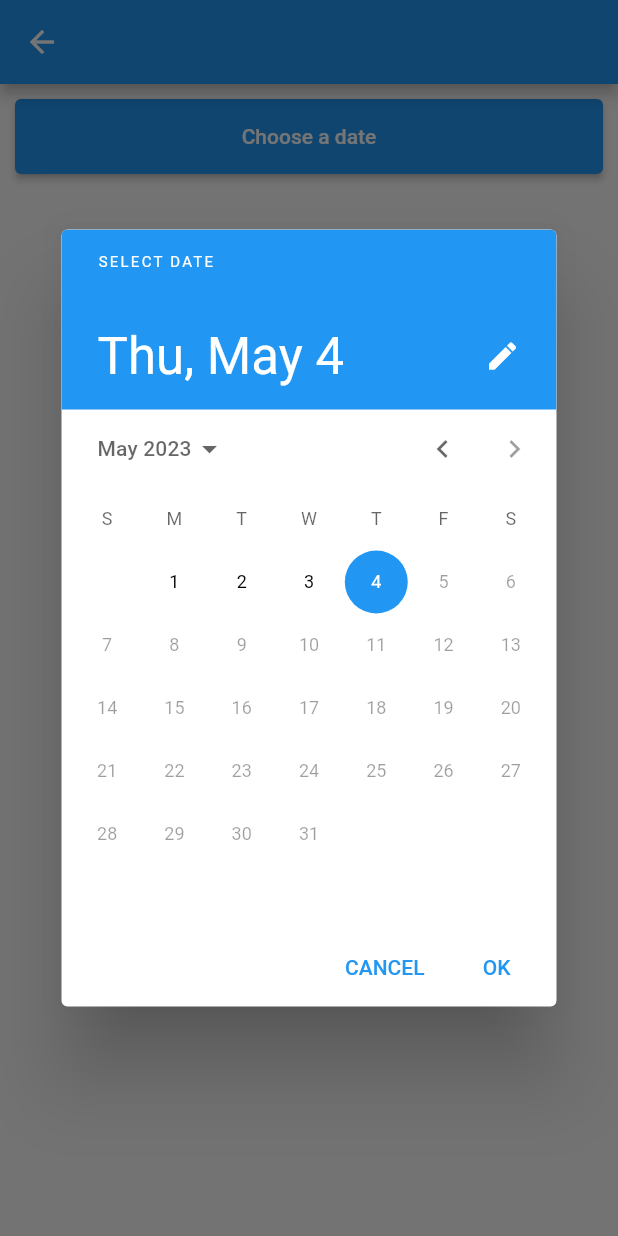
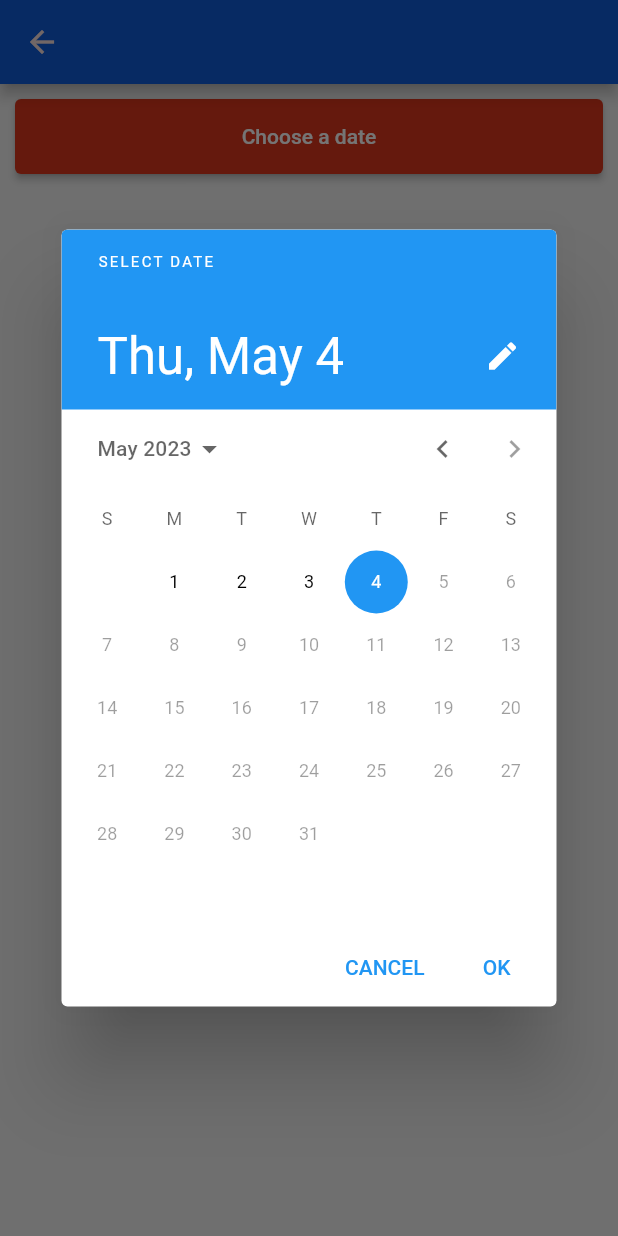
Before and after one commit to Althierfson/astronomy_picture, a Flutter app: the ApodDatePage screen opened by its route, after a tap on "Choose a date", on a phone screen of 412 x 824 dp. Run offline on Flutter 3.47's test engine with Material 2 defaults, Android fonts, the phone set to English and light mode, and no system bars; our stand-ins replace dartz, equatable, flutter_local_notifications, flutter_native_timezone, get_it, internet_connection_checker and 3 more; missing offline and left inert: vimeo_video_player; network calls fail.

Commit message:
add theme e nasa colors

```diff
--- a/lib/main.dart
+++ b/lib/main.dart
@@ -1,6 +1,7 @@
 import 'package:astronomy_picture/container_injection.dart';
 import 'package:astronomy_picture/core/util/notifications.dart';
 import 'package:astronomy_picture/route_generato.dart';
+import 'package:astronomy_picture/theme.dart';
 import 'package:flutter/material.dart';
 import 'package:flutter_native_timezone/flutter_native_timezone.dart';
 import 'package:timezone/data/latest.dart' as tz;
@@ -22,6 +23,7 @@ class AstronomyPicture extends StatelessWidget {
       title: 'Astronomy Picture',
       debugShowCheckedModeBanner: false,
       onGenerateRoute: getIt<RouteGenerato>().generateRoute,
+      theme: PersonalTheme().theme,
       initialRoute: '/',
     );
   }
--- /dev/null
+++ b/lib/theme.dart
@@ -0,0 +1,25 @@
+import 'package:flutter/material.dart';
+
+class PersonalTheme {
+  //Nasa Colors
+  static Color blue = const Color(0xFF105bd8);
+  static Color blueDarker = const Color(0xFF0b3d91);
+  static Color blueDarkest = const Color(0xFF0b3d91);
+  static Color black = const Color(0xFF212121);
+  static Color palePink = const Color(0xfff9e0de);
+  static Color vermilion = const Color(0xFFdd361c);
+  static Color white = const Color(0xFFf1f1f1);
+
+  ThemeData get theme => ThemeData(
+      primaryColor: blue,
+      primaryColorDark: blueDarker,
+      scaffoldBackgroundColor: white,
+      appBarTheme:
+          AppBarTheme(color: blue, iconTheme: IconThemeData(color: palePink)),
+      bottomNavigationBarTheme: BottomNavigationBarThemeData(
+          backgroundColor: blue,
+          unselectedItemColor: palePink.withOpacity(0.5),
+          selectedItemColor: palePink),
+      elevatedButtonTheme: ElevatedButtonThemeData(
+          style: ElevatedButton.styleFrom(backgroundColor: vermilion)));
+}
```
